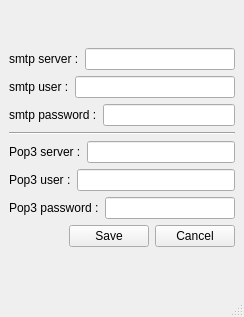
ghobadimhd/email-client, file settingWindow.ui: the form before one commit.
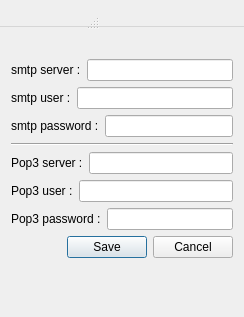
The form after the commit.

Commit message: bug fix and window changed two dialog

What changed in the file:
```diff
--- a/settingWindow.ui
+++ b/settingWindow.ui
@@ -1,7 +1,7 @@
 <?xml version="1.0" encoding="UTF-8"?>
 <ui version="4.0">
  <class>settingWindow</class>
- <widget class="QMainWindow" name="settingWindow">
+ <widget class="QDialog" name="settingWindow">
   <property name="geometry">
    <rect>
     <x>0</x>
@@ -13,7 +13,6 @@
   <property name="windowTitle">
    <string>Setting</string>
   </property>
-  <widget class="QWidget" name="centralwidget">
    <layout class="QGridLayout" name="gridLayout">
     <item row="0" column="0">
      <layout class="QVBoxLayout" name="verticalLayout">
@@ -159,7 +158,6 @@
      </layout>
     </item>
    </layout>
-  </widget>
   <widget class="QMenuBar" name="menubar">
    <property name="geometry">
     <rect>
```
The commit also changes 2 other files.
